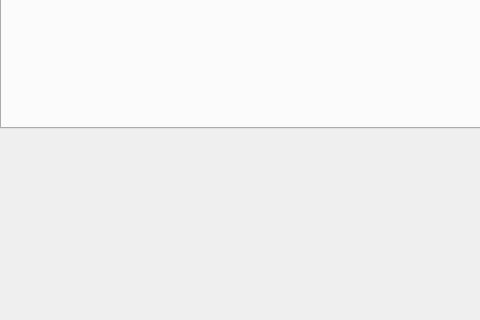
Before: the Qt Designer form UI/Main.ui in HHasanoglu/PyStruct, drawn with Qt 5; both pictures show x 0 to 480 and y 251 to 571 of the 1081 by 770 pixel window.
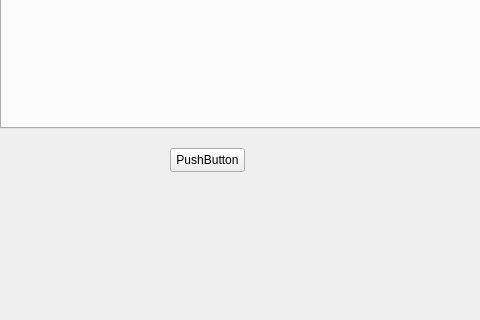
After: the same form once the commit is applied.

Commit message: Added UI ploting Info and truss solver engine

What changed in the file:
```diff
--- a/UI/Main.ui
+++ b/UI/Main.ui
@@ -60,6 +60,19 @@
      </rect>
     </property>
    </widget>
+   <widget class="QPushButton" name="pushButton">
+    <property name="geometry">
+     <rect>
+      <x>170</x>
+      <y>380</y>
+      <width>75</width>
+      <height>24</height>
+     </rect>
+    </property>
+    <property name="text">
+     <string>PushButton</string>
+    </property>
+   </widget>
   </widget>
   <widget class="QMenuBar" name="menubar">
    <property name="geometry">
```
Left out of the diff: 11 changed lines with no effect on the pictures. The commit also changes 7 other files.
